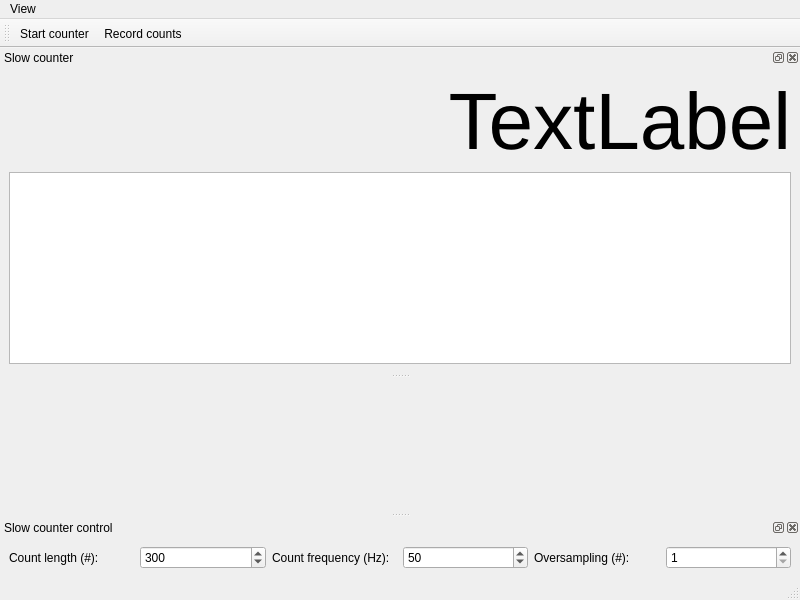
Ulm-IQO/qudi, file gui/counter/ui_slow_counter.ui: the form before one commit.
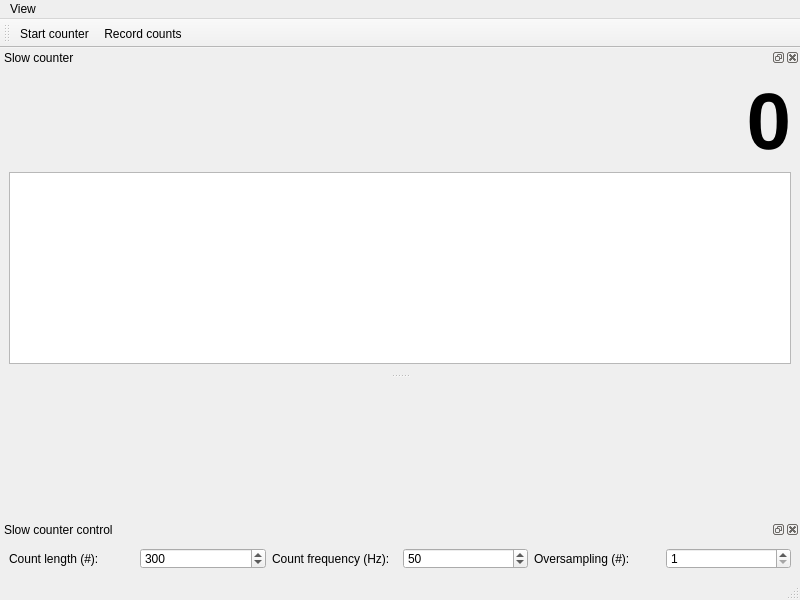
The form after the commit. Icons and pictures are not drawn. Custom widgets are drawn as their Qt base class.

Commit message: Limited size of control parameter dockwidget and set count value display to have initial value of "0" rather than "TextLabel"

What changed in the file:
```diff
--- a/gui/counter/ui_slow_counter.ui
+++ b/gui/counter/ui_slow_counter.ui
@@ -47,10 +47,12 @@
        <property name="font">
         <font>
          <pointsize>60</pointsize>
+         <weight>75</weight>
+         <bold>true</bold>
         </font>
        </property>
        <property name="text">
-        <string>TextLabel</string>
+        <string>0</string>
        </property>
        <property name="alignment">
         <set>Qt::AlignRight|Qt::AlignTrailing|Qt::AlignVCenter</set>
@@ -64,6 +66,12 @@
    </widget>
   </widget>
   <widget class="QDockWidget" name="slow_counter_control_DockWidget">
+   <property name="maximumSize">
+    <size>
+     <width>524287</width>
+     <height>58</height>
+    </size>
+   </property>
    <property name="windowTitle">
     <string>Slow counter control</string>
    </property>
```
The commit also changes 1 other file.
